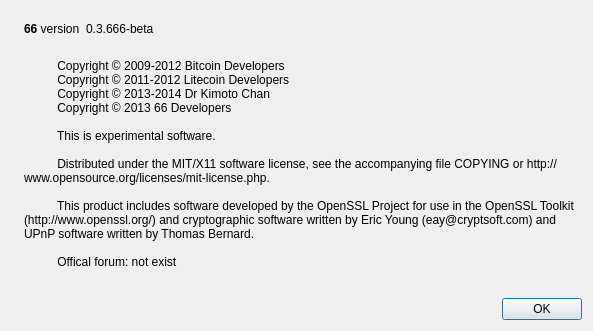
First picture: the form in src/qt/forms/aboutdialog.ui, repository 66maintainer/66coin, before the edit.
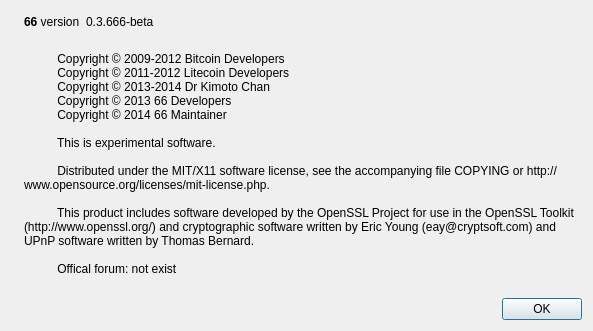
Second picture: the form after the edit. Icons and pictures are not drawn.

Commit message: update copyright info

```diff
--- a/src/qt/forms/aboutdialog.ui
+++ b/src/qt/forms/aboutdialog.ui
@@ -99,6 +99,7 @@
           Copyright © 2011-2012 Litecoin Developers
           Copyright © 2013-2014 Dr Kimoto Chan
           Copyright © 2013 66 Developers
+          Copyright © 2014 66 Maintainer
 
           This is experimental software.
 
```
The commit also changes 1 other file.
